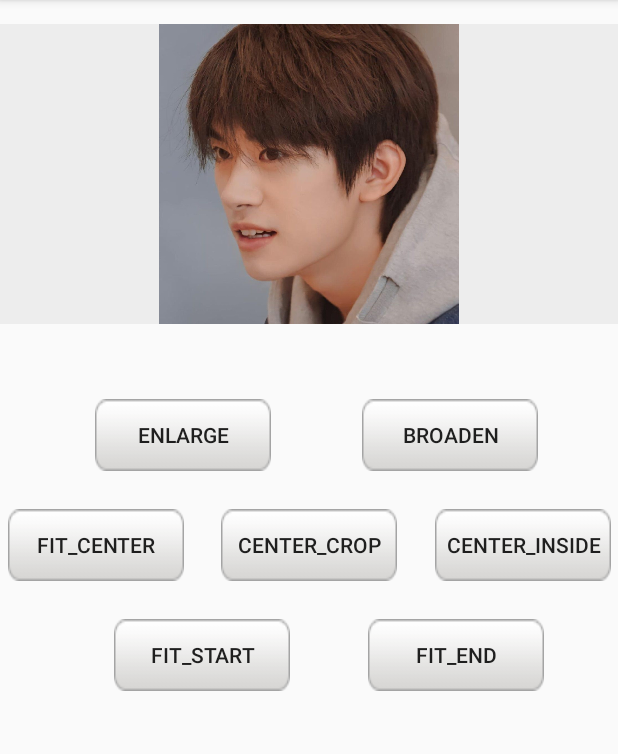
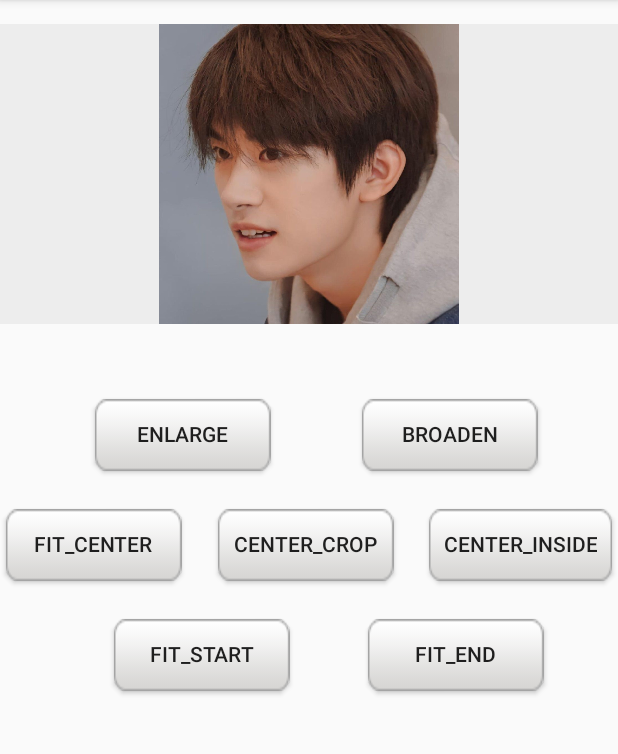
Before and after one commit to yizhixiaojiao/mengsiyuan1009, an Android app: the ImageScaleActivity screen opened directly, with no data from a screen before it, on a phone screen of 412 x 824 dp, the part 84-838 px from its top. Run offline under Robolectric (Android 15) with nearby library versions, the phone set to English and light mode, and no system bars.

Commit message:
第三次作业

```diff
--- a/MyApplication3/app/src/main/res/drawable/bt_drawable.xml
+++ b/MyApplication3/app/src/main/res/drawable/bt_drawable.xml
@@ -1,5 +1,5 @@
 <?xml version="1.0" encoding="utf-8"?>
 <selector xmlns:android="http://schemas.android.com/apk/res/android">
-    <item android:drawable="@drawable/button_pressed_orig" android:state_pressed="true" />
-    <item android:drawable="@drawable/button_normal_orig" />
+    <item android:drawable="@drawable/button_pressed" android:state_pressed="true" />
+    <item android:drawable="@drawable/button_normal" />
 </selector>
--- a/MyApplication3/app/src/main/res/layout/activity_nine.xml
+++ b/MyApplication3/app/src/main/res/layout/activity_nine.xml
@@ -10,7 +10,7 @@
         android:id="@+id/view"
         android:layout_width="350dp"
         android:layout_height="200dp"
-        android:background="@drawable/button_pressed_orig"
+        android:background="@drawable/button_pressed"
         app:layout_constraintBottom_toBottomOf="parent"
         app:layout_constraintEnd_toEndOf="parent"
         app:layout_constraintStart_toStartOf="parent"
```
Also changed, not shown: MyApplication3/app/src/main/res/drawable/button_normal.9.png (added), MyApplication3/app/src/main/res/drawable/button_pressed.9.png.
